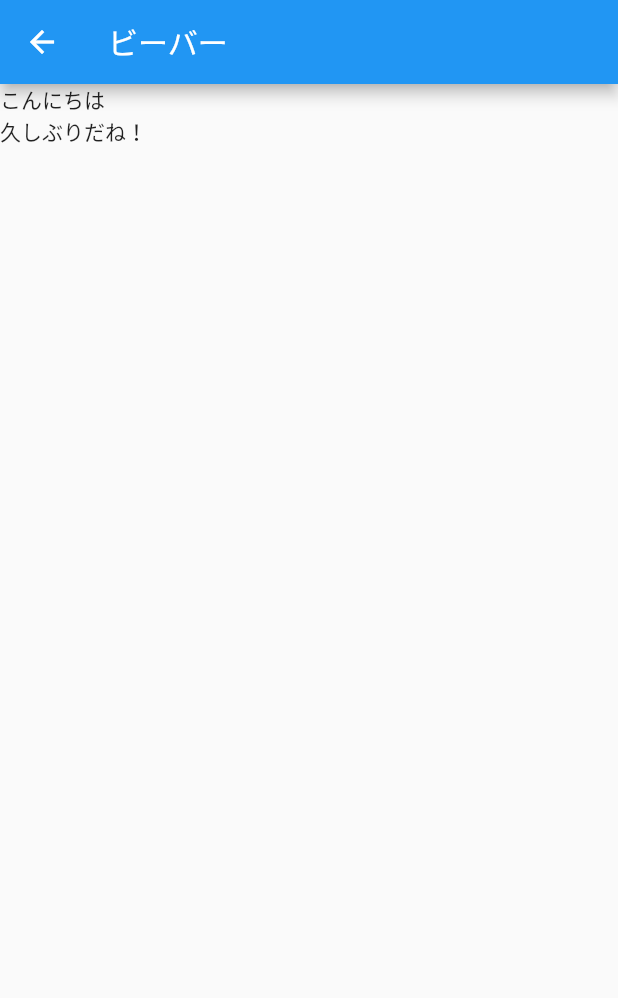
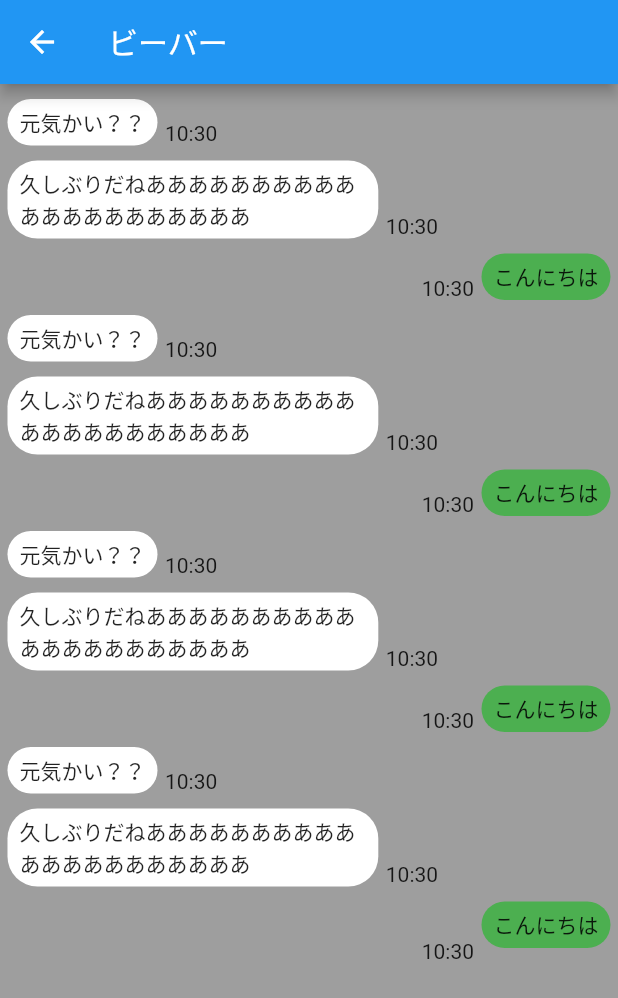
Before and after one commit to RYOTA2528/Firebase-DB-Storage-_in_Flutter, a Flutter app: the screen it shows after launch, after a tap on "ビーバー", on a phone screen of 412 x 824 dp. Shown: the top 998 px of the screen. Run offline on Flutter 3.47's test engine with Material 2 defaults, Android fonts, the phone set to English and light mode, and no system bars; network calls fail.

Commit message:
TalkRoomPageでのトーク雛形のUI調整

```diff
--- a/lib/pages/talk_room_page.dart
+++ b/lib/pages/talk_room_page.dart
@@ -1,6 +1,7 @@
 import 'package:firebase/model/message.dart';
 import 'package:flutter/cupertino.dart';
 import 'package:flutter/material.dart';
+import 'package:intl/intl.dart' as intl;
 
 class TalkRoomPage extends StatefulWidget {
   final String name;
@@ -13,19 +14,47 @@ class TalkRoomPage extends StatefulWidget {
 class _TalkRoomPageState extends State<TalkRoomPage> {
   List<Message> messageList = [
     Message(message: "こんにちは", isMe: true, sendTime: DateTime.now()),
-    Message(message: "久しぶりだね！", isMe: false, sendTime: DateTime.now()),
+    Message(message: "久しぶりだねあああああああああああああああああああああ", isMe: false, sendTime: DateTime.now()),
+    Message(message: "元気かい？？", isMe: false, sendTime: DateTime.now()),
+    Message(message: "こんにちは", isMe: true, sendTime: DateTime.now()),
+    Message(message: "久しぶりだねあああああああああああああああああああああ", isMe: false, sendTime: DateTime.now()),
+    Message(message: "元気かい？？", isMe: false, sendTime: DateTime.now()),
+    Message(message: "こんにちは", isMe: true, sendTime: DateTime.now()),
+    Message(message: "久しぶりだねあああああああああああああああああああああ", isMe: false, sendTime: DateTime.now()),
+    Message(message: "元気かい？？", isMe: false, sendTime: DateTime.now()),
+    Message(message: "こんにちは", isMe: true, sendTime: DateTime.now()),
+    Message(message: "久しぶりだねあああああああああああああああああああああ", isMe: false, sendTime: DateTime.now()),
+    Message(message: "元気かい？？", isMe: false, sendTime: DateTime.now()),
   ];
   @override
   Widget build(BuildContext context) {
     return Scaffold(
+      backgroundColor: Colors.grey,
       appBar: AppBar(title: Text(widget.name)),
       body: ListView.builder(
+          physics: const RangeMaintainingScrollPhysics(), //子要素が画面幅を超えるぐらいになった時ListViewのスクロールができるよう調整。
+          shrinkWrap: true, //子要素が少ない状態だとListViewによりその後の余白も含まれてしまってるため、子要素の幅だけでListViewがきくように変更
+          reverse: true, //スクロールを下からできるように調整
           itemCount: messageList.length,
           itemBuilder: (context, index) {
             return Row(
+              crossAxisAlignment: CrossAxisAlignment.end,//時間の位置を下にずらした
+              //このままではintlライブラリが読み込まれてしまうのでimportにasをつけて変更
+              textDirection: messageList[index].isMe == true ? TextDirection.rtl : TextDirection.ltr,
               children: [
-                Text(messageList[index].message),
-                Text("")
+                Padding(
+                  padding: EdgeInsets.only(top: 10, left: 5, right: 5, bottom: index == 0 ? 10 : 0),//bottomをindex[0]の時設定
+                  child: Container(
+                      //文字が画面を超えることを考慮しconstraintsプロパティでメッセージmaxWidthの幅を画面6割に調整。
+                      constraints: BoxConstraints(maxWidth: MediaQuery.of(context).size.width * 0.6),
+                      decoration: BoxDecoration(
+                        borderRadius: BorderRadius.circular(20),
+                        color: messageList[index].isMe == true ? Colors.green : Colors.white,//自分・相手でメッセージの色を分ける。
+                      ),
+                      padding: const EdgeInsets.symmetric(horizontal: 8, vertical: 5),
+                      child: Text(messageList[index].message)),
+                ),
+                Text(intl.DateFormat('HH:mm').format(messageList[index].sendTime))//intlライブラリの導入によりTextではString型しか使用できない問題を解決
               ],
             );
           }
```
